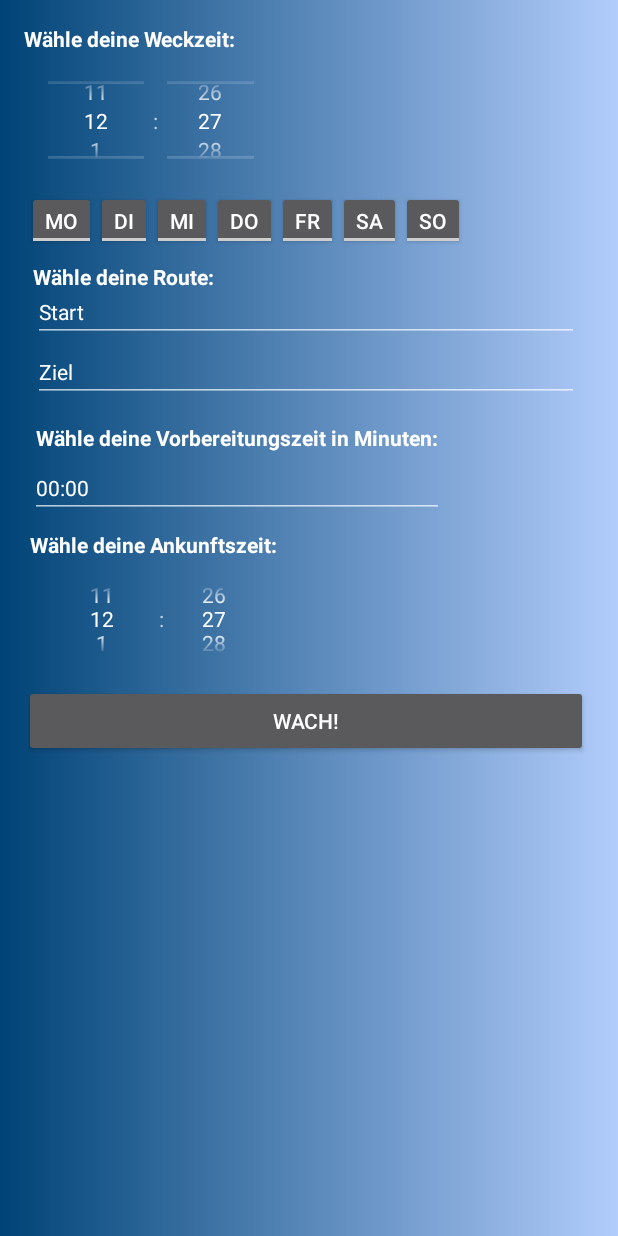
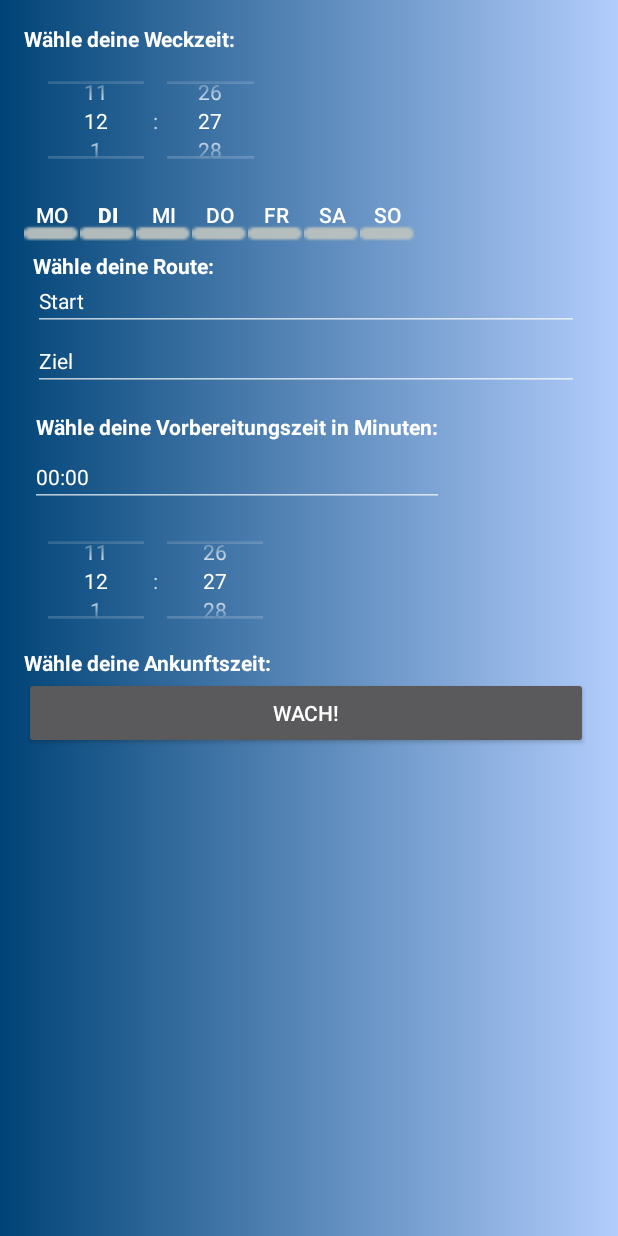
Before and after one commit to DuyiOE/EarlyBird, an Android app: the layout activity_alarm.xml on its own in the app's theme, with its tools: preview values and no code run, on a phone screen of 412 x 824 dp. Run offline under Robolectric (Android 15) with nearby library versions, the phone set to English and light mode, and no system bars.

Commit message:
splashUtoggle

```diff
--- /dev/null
+++ b/app/src/main/res/anim/translate.xml
@@ -0,0 +1,6 @@
+<?xml version="1.0" encoding="utf-8"?>
+<set xmlns:android="http://schemas.android.com/apk/res/android">
+    <translate
+        android:duration="2000"
+        android:zAdjustment="top" />
+</set>
--- a/app/src/main/res/drawable/radialblack.xml
+++ b/app/src/main/res/drawable/radialblack.xml
@@ -1,8 +1,8 @@
 <?xml version="1.0" encoding="utf-8"?>
 <shape xmlns:android="http://schemas.android.com/apk/res/android" android:shape="rectangle">
     <gradient
-        android:startColor="#797777"
-        android:endColor="#5a5959"
+        android:startColor="#5174c2de"
+        android:endColor="#005a5959"
         android:gradientRadius="500"
         android:type="radial"/>
 </shape>
--- /dev/null
+++ b/app/src/main/res/drawable/tg_btn_selector.xml
@@ -0,0 +1,7 @@
+<?xml version="1.0" encoding="utf-8"?>
+<selector xmlns:android="http://schemas.android.com/apk/res/android">
+    <item android:drawable="@drawable/selector_tg" android:state_checked="true" android:state_pressed="true"/>
+    <item android:drawable="@drawable/selector_tg" android:state_checked="true" android:state_focused="false"/>
+    <item android:drawable="@drawable/unselector_tg_" android:state_checked="false" android:state_pressed="true"/>
+    <item android:drawable="@drawable/unselector_tg_" android:state_checked="false" android:state_focused="false"/>
+</selector>
--- a/app/src/main/res/layout-v21/activity_alarm.xml
+++ b/app/src/main/res/layout-v21/activity_alarm.xml
@@ -33,74 +33,91 @@
         android:headerTimeTextAppearance="@style/TextAppearance.AppCompat"
         android:onClick="onToggleClicked" />
 
-    <GridLayout
+
+    <LinearLayout
         android:layout_width="match_parent"
         android:layout_height="wrap_content"
-        android:layout_margin="2dp">
-
-        <ToggleButton
-            android:layout_width="wrap_content"
-            android:layout_height="wrap_content"
+        android:weightSum="1"> <ToggleButton
+        android:layout_width="37dp"
+        android:layout_height="36dp"
         android:id="@+id/toggleButtonMO"
         android:textOff="@string/button_MO"
         android:textOn="@string/button_MO"
-            android:minWidth="0dp"
-            android:minHeight="0dp" />
+        android:background="@drawable/tg_btn_selector"
+        android:hapticFeedbackEnabled="true"
+        tools:textStyle="bold"
+        android:layout_margin="2dp" />
 
         <ToggleButton
-            android:layout_width="wrap_content"
-            android:layout_height="wrap_content"
+            android:layout_width="37dp"
+            android:layout_height="36dp"
             android:id="@+id/toggleButtonDI"
-            android:minWidth="0dp"
-            android:minHeight="0dp"
+            android:background="@drawable/tg_btn_selector"
             android:textOff="@string/button_Tuesday"
-            android:textOn="@string/button_Tuesday" />
+            android:textOn="@string/button_Tuesday"
+            android:textStyle="bold"
+            android:layout_margin="2dp" />
 
         <ToggleButton
-            android:layout_width="wrap_content"
-            android:layout_height="wrap_content"
+            android:layout_width="37dp"
+            android:layout_height="36dp"
             android:id="@+id/toggleButtonMI"
             android:textOff="@string/button_Wednesday"
             android:textOn="@string/button_Wednesday"
+            android:background="@drawable/tg_btn_selector"
             android:minWidth="0dp"
-            android:minHeight="0dp" />
+            android:minHeight="0dp"
+            tools:textStyle="bold"
+            android:layout_margin="2dp" />
 
         <ToggleButton
-            android:layout_width="wrap_content"
-            android:layout_height="wrap_content"
+            android:layout_width="37dp"
+            android:layout_height="36dp"
             android:id="@+id/toggleButtonDO"
             android:minHeight="0dp"
             android:minWidth="0dp"
+            android:background="@drawable/tg_btn_selector"
             android:textOff="@string/button_Thursday"
-            android:textOn="@string/button_Thursday" />
+            android:textOn="@string/button_Thursday"
+            tools:textStyle="bold"
+            android:layout_margin="2dp" />
 
         <ToggleButton
-            android:layout_width="wrap_content"
-            android:layout_height="wrap_content"
+            android:layout_width="37dp"
+            android:layout_height="36dp"
             android:id="@+id/toggleButtonFR"
             android:minHeight="0dp"
             android:minWidth="0dp"
+            android:background="@drawable/tg_btn_selector"
             android:textOff="@string/button_Friday"
-            android:textOn="@string/button_Friday" />
+            android:textOn="@string/button_Friday"
+            tools:textStyle="bold"
+            android:layout_margin="2dp" />
+
 
         <ToggleButton
-            android:layout_width="wrap_content"
-            android:layout_height="wrap_content"
+            android:layout_width="37dp"
+            android:layout_height="36dp"
             android:id="@+id/toggleButtonSA"
             android:minHeight="0dp"
             android:minWidth="0dp"
             android:textOff="@string/button_Saturday"
-            android:textOn="@string/button_Saturday" />
+            android:textOn="@string/button_Saturday"
+            tools:textStyle="bold"
+            android:background="@drawable/tg_btn_selector"
+            android:layout_margin="2dp" />
 
         <ToggleButton
-            android:layout_width="wrap_content"
+            android:layout_width="37dp"
+            android:layout_height="36dp"
             android:id="@+id/toggleButtonSO"
             android:textOff="@string/button_SO"
             android:textOn="@string/button_SO"
             android:minHeight="0dp"
-            android:minWidth="0dp" />
-
-    </GridLayout>
+            android:minWidth="0dp"
+            tools:textStyle="bold"
+            android:background="@drawable/tg_btn_selector"
+            android:layout_margin="2dp" /></LinearLayout>
 
     <LinearLayout
         android:layout_width="match_parent"
@@ -172,8 +189,14 @@
     <LinearLayout
         android:layout_width="match_parent"
         android:layout_height="wrap_content"
+        android:orientation="vertical">
+
+        <TimePicker
+            android:layout_width="181dp"
+            android:timePickerMode="spinner"
             android:orientation="vertical"
-        android:layout_margin="4dp">
+            android:id="@+id/TimePickerDes"
+            android:layout_height="90dp" />
 
         <TextView
             android:layout_width="match_parent"
@@ -183,13 +206,6 @@
             android:id="@+id/text_chooseDestinationTime"
             android:textStyle="bold"
             android:textSize="14sp" />
-
-        <TimePicker
-            android:layout_width="166dp"
-            android:timePickerMode="spinner"
-            android:orientation="vertical"
-            android:id="@+id/TimePickerDes"
-            android:layout_height="80dp" />
 
     </LinearLayout>
 
--- a/app/src/main/res/layout/activity_alarm.xml
+++ b/app/src/main/res/layout/activity_alarm.xml
@@ -33,74 +33,90 @@
         android:headerTimeTextAppearance="@style/TextAppearance.AppCompat"
         android:onClick="onToggleClicked" />
 
-    <GridLayout
+
+    <LinearLayout
         android:layout_width="match_parent"
         android:layout_height="wrap_content"
-        android:layout_margin="2dp">
+        android:weightSum="1">
 
         <ToggleButton
-            android:layout_width="wrap_content"
-            android:layout_height="wrap_content"
+            android:layout_width="37dp"
+            android:layout_height="36dp"
             android:id="@+id/toggleButtonMO"
             android:textOff="@string/button_MO"
             android:textOn="@string/button_MO"
-            android:minWidth="0dp"
-            android:minHeight="0dp" />
+            android:background="@drawable/tg_btn_selector"
+            android:hapticFeedbackEnabled="true"
+            tools:textStyle="bold" />
 
         <ToggleButton
-            android:layout_width="wrap_content"
-            android:layout_height="wrap_content"
+            android:layout_width="37dp"
+            android:layout_height="36dp"
             android:id="@+id/toggleButtonDI"
-            android:minWidth="0dp"
-            android:minHeight="0dp"
+            android:background="@drawable/tg_btn_selector"
             android:textOff="@string/button_Tuesday"
-            android:textOn="@string/button_Tuesday" />
+            android:textOn="@string/button_Tuesday"
+            android:textStyle="bold" />
 
         <ToggleButton
-            android:layout_width="wrap_content"
-            android:layout_height="wrap_content"
+            android:layout_width="37dp"
+            android:layout_height="36dp"
             android:id="@+id/toggleButtonMI"
             android:textOff="@string/button_Wednesday"
             android:textOn="@string/button_Wednesday"
+            android:background="@drawable/tg_btn_selector"
             android:minWidth="0dp"
-            android:minHeight="0dp" />
+            android:minHeight="0dp"
+            tools:textStyle="bold" />
 
         <ToggleButton
-            android:layout_width="wrap_content"
-            android:layout_height="wrap_content"
+            android:layout_width="37dp"
+            android:layout_height="36dp"
             android:id="@+id/toggleButtonDO"
             android:minHeight="0dp"
             android:minWidth="0dp"
+            android:background="@drawable/tg_btn_selector"
             android:textOff="@string/button_Thursday"
-            android:textOn="@string/button_Thursday" />
+            android:textOn="@string/button_Thursday"
+            tools:textStyle="bold" />
 
         <ToggleButton
-            android:layout_width="wrap_content"
-            android:layout_height="wrap_content"
+            android:layout_width="37dp"
+            android:layout_height="36dp"
             android:id="@+id/toggleButtonFR"
             android:minHeight="0dp"
             android:minWidth="0dp"
+            android:background="@drawable/tg_btn_selector"
             android:textOff="@string/button_Friday"
-            android:textOn="@string/button_Friday" />
+            android:textOn="@string/button_Friday"
+            tools:textStyle="bold" />
+
 
         <ToggleButton
-            android:layout_width="wrap_content"
-            android:layout_height="wrap_content"
+            android:layout_width="37dp"
+            android:layout_height="36dp"
             android:id="@+id/toggleButtonSA"
             android:minHeight="0dp"
             android:minWidth="0dp"
             android:textOff="@string/button_Saturday"
-            android:textOn="@string/button_Saturday" />
+            android:textOn="@string/button_Saturday"
+            tools:textStyle="bold"
+            android:background="@drawable/tg_btn_selector"
+            />
 
         <ToggleButton
-            android:layout_width="wrap_content"
+            android:layout_width="37dp"
+            android:layout_height="36dp"
             android:id="@+id/toggleButtonSO"
             android:textOff="@string/button_SO"
             android:textOn="@string/button_SO"
             android:minHeight="0dp"
-            android:minWidth="0dp" />
+            android:minWidth="0dp"
+            tools:textStyle="bold"
+            android:background="@drawable/tg_btn_selector" />
 
-    </GridLayout>
+
+    </LinearLayout>
 
     <LinearLayout
         android:layout_width="match_parent"
@@ -172,8 +188,14 @@
     <LinearLayout
         android:layout_width="match_parent"
         android:layout_height="wrap_content"
-        android:orientation="vertical"
-        android:layout_margin="4dp">
+        android:orientation="vertical">
+
+        <TimePicker
+            android:layout_width="181dp"
+            android:timePickerMode="spinner"
+            android:orientation="vertical"
+            android:id="@+id/TimePickerDes"
+            android:layout_height="90dp" />
 
         <TextView
             android:layout_width="match_parent"
@@ -183,13 +205,6 @@
             android:id="@+id/text_chooseDestinationTime"
             android:textStyle="bold"
             android:textSize="14sp" />
-
-        <TimePicker
-            android:layout_width="166dp"
-            android:timePickerMode="spinner"
-            android:orientation="vertical"
-            android:id="@+id/TimePickerDes"
-            android:layout_height="80dp" />
 
     </LinearLayout>
 
--- a/app/src/main/res/layout/splash.xml
+++ b/app/src/main/res/layout/splash.xml
@@ -2,16 +2,16 @@
 <LinearLayout xmlns:android="http://schemas.android.com/apk/res/android"
     android:layout_width="fill_parent"
     android:layout_height="fill_parent"
-    android:background="@drawable/radialblack"
+    android:background="@android:drawable/dialog_holo_light_frame"
     android:layout_gravity="center"
     android:id="@+id/lin_lay"
     android:gravity="center"
     android:orientation="vertical">
 
     <ImageView
+        android:layout_width="wrap_content"
         android:layout_height="wrap_content"
         android:id="@+id/logo"
         android:background="@drawable/logo"
-        android:visibility="visible"
-        android:layout_width="wrap_content" />
+        android:visibility="visible"/>
 </LinearLayout>
--- a/app/src/main/res/values/strings.xml
+++ b/app/src/main/res/values/strings.xml
@@ -2,7 +2,7 @@
     <string name="app_name">EarlyBird</string>
     <string name="button_MO">MO</string>
     <string name="button_SO">SO</string>
-    <string name="button_Tuesday">DI</string>
+    <string name="button_Tuesday">DI </string>
     <string name="button_Thursday">DO</string>
     <string name="button_Friday">FR</string>
     <string name="button_Wednesday">MI</string>
```
Also changed, not shown: app/src/main/AndroidManifest.xml (+13 -6 lines), app/src/main/java/de/bachelorarbeit/duygu/earlybird/AlarmActivity.java (+1 -25 lines), app/src/main/java/de/bachelorarbeit/duygu/earlybird/SplashScreenActivity.java (added, +62 -0 lines), app/src/main/res/anim/alpha.xml (added, +7 -0 lines), app/src/main/res/drawable/selector_tg.png (added), app/src/main/res/drawable/unselector_tg_.png (added). Lines whose indentation alone changed are shown as unchanged.
